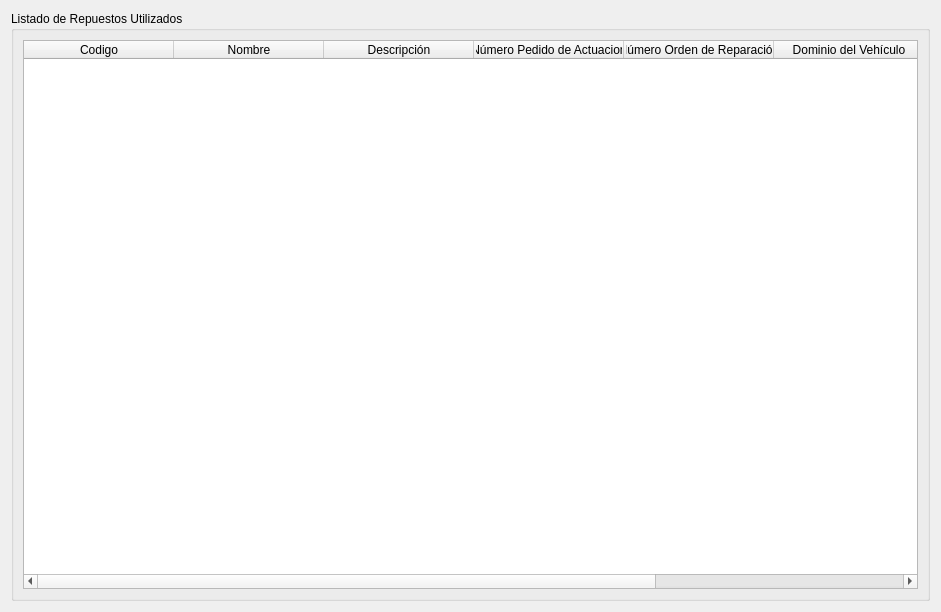
Qt form src/ui/WidgetListadoDeRepuestosUtilizados.ui (guilleurrutia10/division-transporte) before a commit.
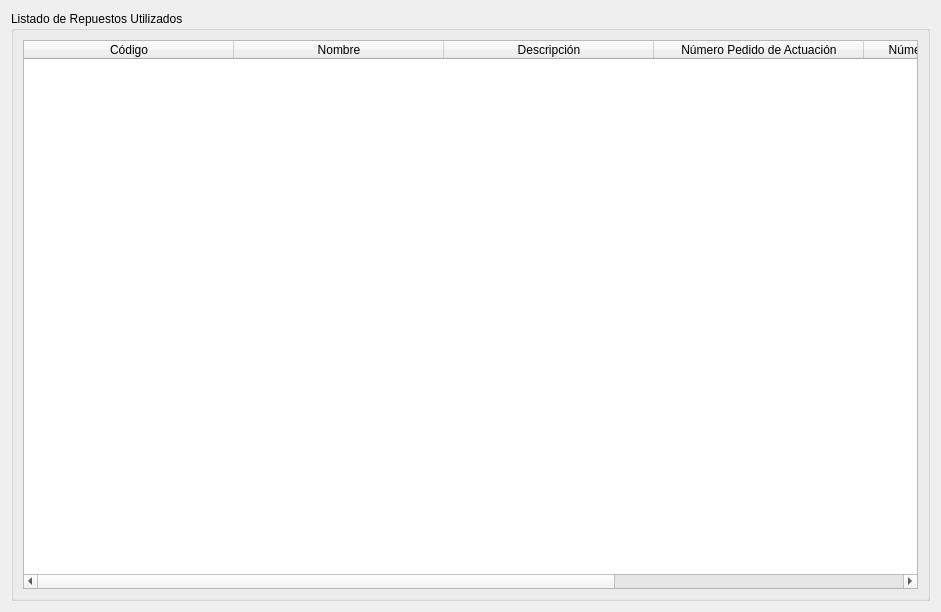
The same form after that commit.

Commit message: Mejora de la vista de la tabla

Patch:
```diff
--- a/src/ui/WidgetListadoDeRepuestosUtilizados.ui
+++ b/src/ui/WidgetListadoDeRepuestosUtilizados.ui
@@ -23,11 +23,17 @@
       <item>
        <widget class="QTableWidget" name="tableWidget">
         <attribute name="horizontalHeaderDefaultSectionSize">
-         <number>150</number>
+         <number>210</number>
+        </attribute>
+        <attribute name="horizontalHeaderHighlightSections">
+         <bool>true</bool>
+        </attribute>
+        <attribute name="horizontalHeaderStretchLastSection">
+         <bool>true</bool>
         </attribute>
         <column>
          <property name="text">
-          <string>Codigo</string>
+          <string>Código</string>
          </property>
          <property name="textAlignment">
           <set>AlignHCenter|AlignVCenter|AlignCenter</set>
@@ -51,7 +57,7 @@
         </column>
         <column>
          <property name="text">
-          <string>Número Pedido de Actuacion</string>
+          <string>Número Pedido de Actuación</string>
          </property>
          <property name="textAlignment">
           <set>AlignHCenter|AlignVCenter|AlignCenter</set>
@@ -73,11 +79,6 @@
           <set>AlignHCenter|AlignVCenter|AlignCenter</set>
          </property>
         </column>
-        <column>
-         <property name="text">
-          <string/>
-         </property>
-        </column>
        </widget>
       </item>
      </layout>
```
The commit also changes 2 other files.
